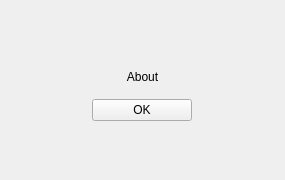
This is golddrive/app/ui/about.ui in sganis/golddrive as Qt 5 draws it before an edit. The edited form follows.
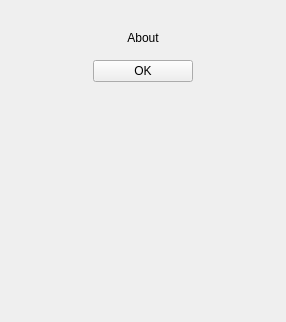
This is the edited form. Icons and pictures are not drawn.

Commit message: Added version of dependencies in about

Patch:
```diff
--- a/golddrive/app/ui/about.ui
+++ b/golddrive/app/ui/about.ui
@@ -6,27 +6,14 @@
    <rect>
     <x>0</x>
     <y>0</y>
-    <width>285</width>
-    <height>180</height>
+    <width>286</width>
+    <height>322</height>
    </rect>
   </property>
   <property name="windowTitle">
    <string>About</string>
   </property>
   <layout class="QVBoxLayout" name="verticalLayout">
-   <item>
-    <spacer name="verticalSpacer">
-     <property name="orientation">
-      <enum>Qt::Vertical</enum>
-     </property>
-     <property name="sizeHint" stdset="0">
-      <size>
-       <width>20</width>
-       <height>40</height>
-      </size>
-     </property>
-    </spacer>
-   </item>
    <item>
     <widget class="QLabel" name="lblIcon">
      <property name="sizePolicy">
```
The commit also changes 10 other files.
